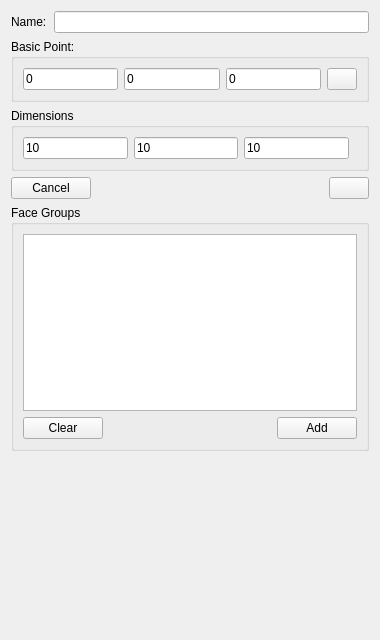
First picture: the form in GUIDialog/GUIGeometryDialog/CudeInfoWidget.ui, repository eeaapp6/AppFlow-Agent, before the edit.
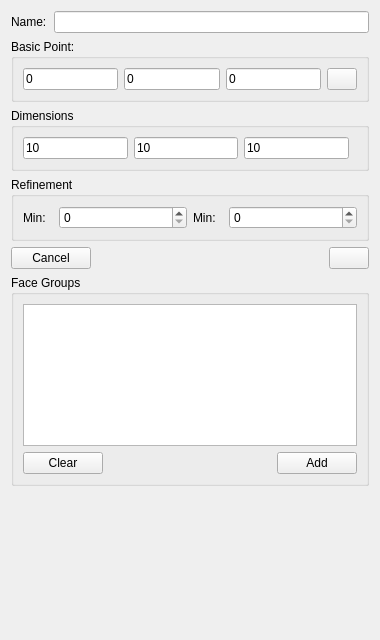
Second picture: the form after the edit.

Commit message: 几何模型ui界面添加网格最大最小尺寸

```diff
--- a/GUIDialog/GUIGeometryDialog/CudeInfoWidget.ui
+++ b/GUIDialog/GUIGeometryDialog/CudeInfoWidget.ui
@@ -13,7 +13,7 @@
   <property name="windowTitle">
    <string>Form</string>
   </property>
-  <layout class="QGridLayout" name="gridLayout_3">
+  <layout class="QGridLayout" name="gridLayout_5">
    <item row="0" column="0">
     <widget class="QLabel" name="label_Name">
      <property name="text">
@@ -122,14 +122,67 @@
      </layout>
     </widget>
    </item>
-   <item row="3" column="0" colspan="2">
+   <item row="3" column="0" colspan="4">
+    <widget class="QGroupBox" name="groupBox_Ref">
+     <property name="title">
+      <string>Refinement</string>
+     </property>
+     <layout class="QGridLayout" name="gridLayout_3">
+      <item row="0" column="0">
+       <widget class="QLabel" name="label_RefMin">
+        <property name="minimumSize">
+         <size>
+          <width>30</width>
+          <height>0</height>
+         </size>
+        </property>
+        <property name="maximumSize">
+         <size>
+          <width>30</width>
+          <height>16777215</height>
+         </size>
+        </property>
+        <property name="text">
+         <string>Min:</string>
+        </property>
+       </widget>
+      </item>
+      <item row="0" column="1">
+       <widget class="QSpinBox" name="spinBox_RefMin"/>
+      </item>
+      <item row="0" column="2">
+       <widget class="QLabel" name="label_RefMax">
+        <property name="minimumSize">
+         <size>
+          <width>30</width>
+          <height>0</height>
+         </size>
+        </property>
+        <property name="maximumSize">
+         <size>
+          <width>30</width>
+          <height>16777215</height>
+         </size>
+        </property>
+        <property name="text">
+         <string>Min:</string>
+        </property>
+       </widget>
+      </item>
+      <item row="0" column="3">
+       <widget class="QSpinBox" name="spinBox_RefMax"/>
+      </item>
+     </layout>
+    </widget>
+   </item>
+   <item row="4" column="0" colspan="2">
     <widget class="QPushButton" name="pushButton_Cancel">
      <property name="text">
       <string>Cancel</string>
      </property>
     </widget>
    </item>
-   <item row="3" column="2">
+   <item row="4" column="2">
     <spacer name="horizontalSpacer_2">
      <property name="orientation">
       <enum>Qt::Horizontal</enum>
@@ -142,14 +195,14 @@
      </property>
     </spacer>
    </item>
-   <item row="3" column="3">
+   <item row="4" column="3">
     <widget class="QPushButton" name="pushButton_CreateOrEdit">
      <property name="text">
       <string/>
      </property>
     </widget>
    </item>
-   <item row="4" column="0" colspan="4">
+   <item row="5" column="0" colspan="4">
     <widget class="QGroupBox" name="groupBox_FaceGroups">
      <property name="title">
       <string>Face Groups</string>
@@ -188,7 +241,7 @@
      </layout>
     </widget>
    </item>
-   <item row="5" column="2">
+   <item row="6" column="2">
     <spacer name="verticalSpacer">
      <property name="orientation">
       <enum>Qt::Vertical</enum>
```
The commit also changes 2 other files.
